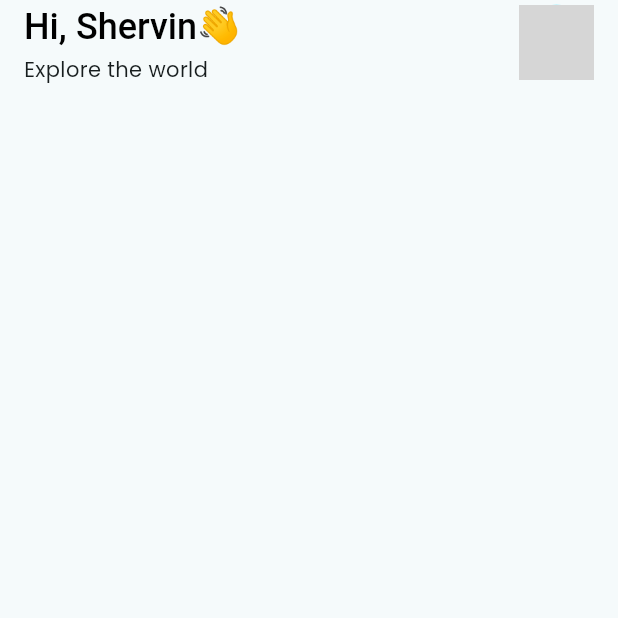
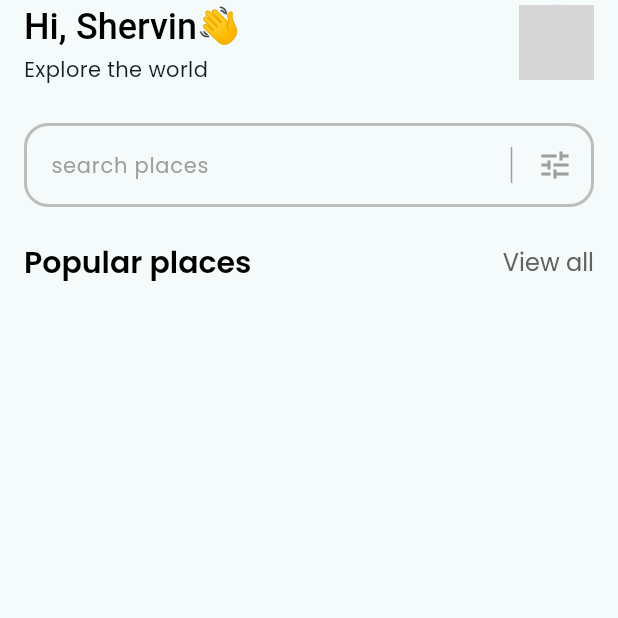
Before and after one commit to ShervinKazemi/Travel, a Flutter app: the screen it shows after launch, on a phone screen of 412 x 824 dp, the top half of it. Run offline on Flutter 3.47's test engine with Material 3 defaults, Android fonts, the phone set to English and light mode, and no system bars; our stand-ins replace flutter_native_splash, gap, google_fonts; grey boxes are pictures that could not be loaded.

Commit message:
feat(develop): add popular places title

```diff
--- a/lib/presentation/home/home_page.dart
+++ b/lib/presentation/home/home_page.dart
@@ -1,7 +1,9 @@
 import 'package:flutter/material.dart';
+import 'package:gap/gap.dart';
 import 'package:provider/provider.dart';
 import 'package:travel/model/provider/home_provider.dart';
 import 'package:travel/presentation/widget/home_app_bar.dart';
+import 'package:travel/presentation/widget/search_bar.dart';
 
 class HomePage extends StatelessWidget {
   const HomePage({super.key});
@@ -17,7 +19,22 @@ class HomePage extends StatelessWidget {
         child: Column(
           crossAxisAlignment: CrossAxisAlignment.start,
           children: [
-
+            SearchBarWidget(),
+            Gap(24),
+            Row(
+              mainAxisAlignment: MainAxisAlignment.spaceBetween,
+              crossAxisAlignment: CrossAxisAlignment.center,
+              children: [
+                Text(
+                  "Popular places",
+                  style: textTheme.headlineMedium,
+                ),
+                Text(
+                  "View all",
+                  style: textTheme.headlineSmall!.copyWith(color: Colors.grey.shade700),
+                )
+              ],
+            )
           ],
         ),
       ),
```
